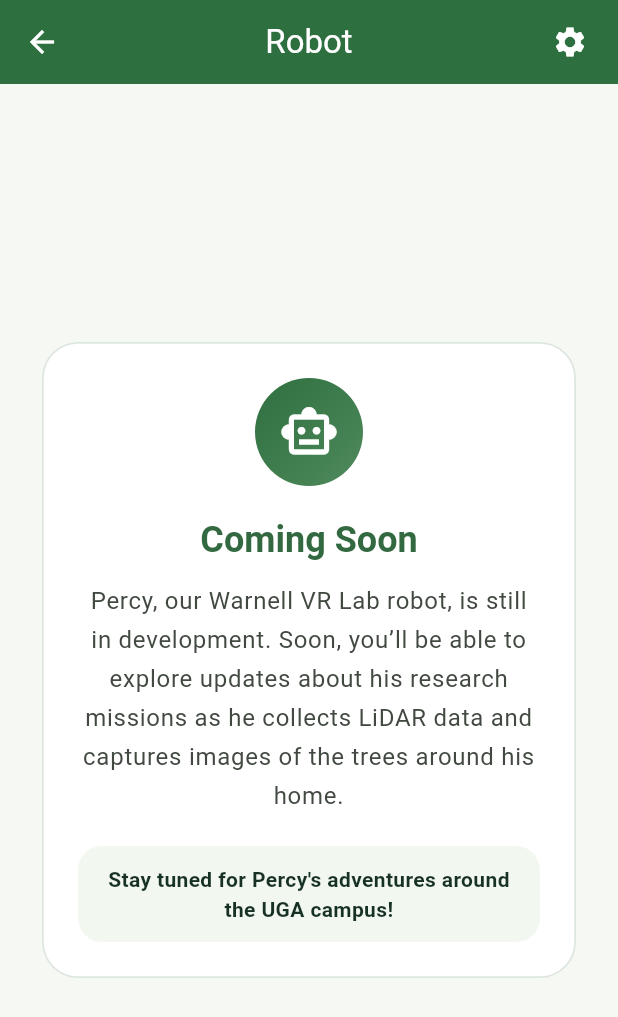
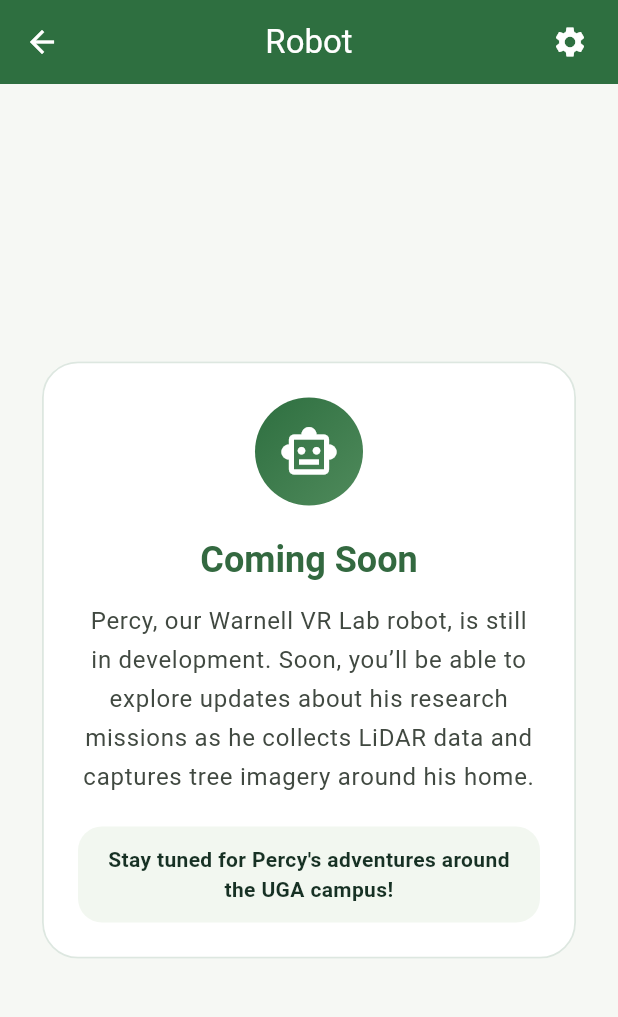
Before and after one commit to aru2-2/perseus_vr_lab_app, a Flutter app: the screen it shows after launch, after a tap on "Robot", on a phone screen of 412 x 824 dp. Shown: the top 1017 px of the screen. Run offline on Flutter 3.47's test engine with Material 3 defaults, Android fonts, the phone set to English and light mode, and no system bars; our stand-ins replace visibility_detector.

Commit message:
Imported settings to each page of the app

```diff
--- a/lib/main.dart
+++ b/lib/main.dart
@@ -5,6 +5,7 @@
 import 'screens/posters_and_publications/posters_and_publications.dart';
 import 'screens/intern_updates/intern_updates.dart';
 import 'screens/robot/robot.dart';
+import 'screens/settings/settings_page.dart';
 import 'utils/colors.dart';
 
 void main() {
@@ -20,7 +21,7 @@
 }
 
 //state class for the main class
-//controls the toggle between light mode and dark mode, and defines the routes for the different screens of the app
+//controls the toggle between light mode and dark mode as well as defines the routes for the different screens of the app
 class _WarnellVRLabState extends State<WarnellVRLab> {
   //controls the toggle between light mode and dark mode
   bool isDarkMode = false;
@@ -138,6 +139,10 @@
               isDarkMode: isDarkMode,
               onToggleTheme: toggleTheme,
             ),
+        '/settings': (context) => SettingsPage(
+              isDarkMode: isDarkMode,
+              onToggleTheme: toggleTheme,
+            ),
       },
       //handles unknown routes and displays a simple page not found message
       onUnknownRoute: (settings) {
--- a/lib/screens/home/home_page.dart
+++ b/lib/screens/home/home_page.dart
@@ -23,13 +23,15 @@
         title: const Text("Warnell VR Lab"),
         centerTitle: true,
         actions: [
-          //adds message when hovering over icon for user to switch between light and dark mode
           Padding(
             padding: const EdgeInsets.only(right: 8.0),
+            //displays settings button on home page
             child: IconButton(
-              tooltip: isDarkMode ? 'Switch to light mode' : 'Switch to dark mode',
-              icon: Icon(isDarkMode ? Icons.light_mode : Icons.dark_mode),
-              onPressed: onToggleTheme,
+              tooltip: 'Open settings',
+              icon: const Icon(Icons.settings),
+              onPressed: () {
+                Navigator.pushNamed(context, '/settings');
+              },
             ),
           ),
         ],
@@ -41,6 +43,7 @@
             crossAxisAlignment: CrossAxisAlignment.stretch,
             children: [
               const SizedBox(height: 16),
+              //title card that introduces the app's purpose and content
               Card(
                 child: Padding(
                   padding: const EdgeInsets.all(20.0),
@@ -67,14 +70,8 @@
                   ),
                 ),
               ),
-              const SizedBox(height: 24),
-              Text(
-                "Choose a section to continue",
-                textAlign: TextAlign.center,
-                style: Theme.of(context).textTheme.titleMedium?.copyWith(
-                  fontWeight: FontWeight.w600,
-                ),
-              ),
+
+              //individual buttons for the different screens of the app
               const SizedBox(height: 16),
               CustomButton(
                 text: "VR Materials",
--- a/lib/screens/robot/robot.dart
+++ b/lib/screens/robot/robot.dart
@@ -83,7 +83,7 @@
                       //longer description about Percy's development
                       const SizedBox(height: 12),
                       Text(
-                        "Percy, our Warnell VR Lab robot, is still in development. Soon, you’ll be able to explore updates about his research missions as he collects LiDAR data and captures images of the trees around his home.",
+                        "Percy, our Warnell VR Lab robot, is still in development. Soon, you’ll be able to explore updates about his research missions as he collects LiDAR data and captures tree imagery around his home.",
                         textAlign: TextAlign.center,
                         style: Theme.of(context).textTheme.bodyLarge?.copyWith(
                           height: 1.6,
--- a/lib/screens/vr_materials/vr_materials.dart
+++ b/lib/screens/vr_materials/vr_materials.dart
@@ -114,11 +114,11 @@
                 ),
               ),
 
-              const SizedBox(height: 100),
+              const SizedBox(height: 50),
               //Image of VR evolution graphic from UGA PMRC
               const LazyImage(assetPath: 'lib/assets/images/perseus_vr_evolution_graphic.jpeg'),
 
-            ],
+            ]
           ),
         ),
       ),
```
